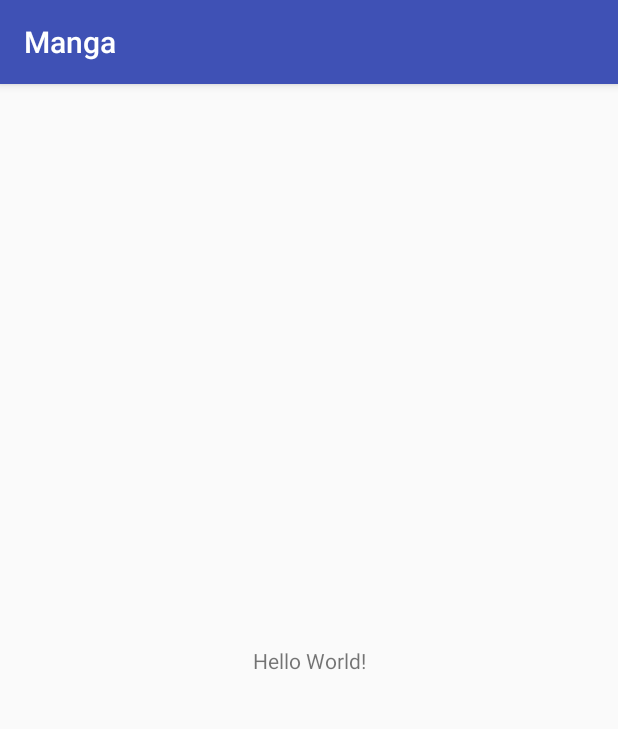
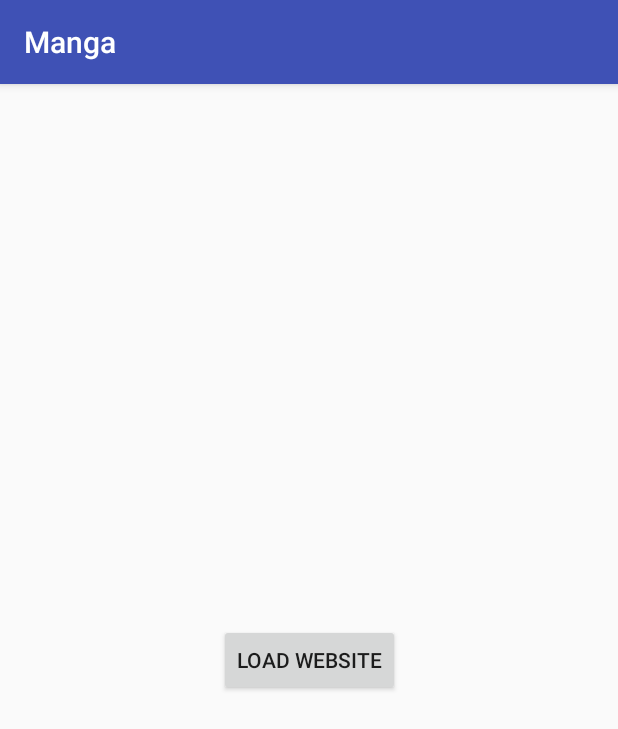
Before and after one commit to vinhphu458/Manga, an Android app: the screen it shows after launch (MainActivity), on a phone screen of 412 x 824 dp. Shown: the top 729 px of the screen. Run offline under Robolectric (Android 15) with nearby library versions, the phone set to English and light mode, and no system bars.

```diff
--- a/app/src/main/AndroidManifest.xml
+++ b/app/src/main/AndroidManifest.xml
@@ -1,7 +1,7 @@
 <?xml version="1.0" encoding="utf-8"?>
 <manifest xmlns:android="http://schemas.android.com/apk/res/android"
     package="dvp.manga">
-
+    <uses-permission android:name="android.permission.INTERNET"/>
     <application
         android:allowBackup="true"
         android:icon="@mipmap/ic_launcher"
--- a/app/src/main/java/dvp/manga/MainActivity.kt
+++ b/app/src/main/java/dvp/manga/MainActivity.kt
@@ -1,12 +1,22 @@
 package dvp.manga
 
+import android.os.Bundle
 import android.support.v7.app.AppCompatActivity
-import android.os.Bundle
+import android.util.Log
+import kotlinx.android.synthetic.main.activity_main.*
+import org.jsoup.nodes.Document
 
-class MainActivity : AppCompatActivity() {
+class MainActivity : AppCompatActivity(), OnLoadPageListener {
+
+    override fun onFinish(doc: Document) {
+        Log.d("TEST", doc.body().text())
+    }
 
     override fun onCreate(savedInstanceState: Bundle?) {
         super.onCreate(savedInstanceState)
         setContentView(R.layout.activity_main)
+        loadWebSite.setOnClickListener {
+            LoadSite("http://truyentranhpro.com", this).start()
+        }
     }
 }
--- /dev/null
+++ b/app/src/main/java/dvp/manga/OnLoadPageListener.kt
@@ -0,0 +1,10 @@
+package dvp.manga
+
+import org.jsoup.nodes.Document
+
+/**
+ * @author Zero on 1/18/2018.
+ */
+interface OnLoadPageListener {
+    fun onFinish(doc: Document)
+}
--- a/app/src/main/res/layout/activity_main.xml
+++ b/app/src/main/res/layout/activity_main.xml
@@ -6,10 +6,11 @@
     android:layout_height="match_parent"
     tools:context="dvp.manga.MainActivity">
 
-    <TextView
+    <Button
+        android:id="@+id/loadWebSite"
         android:layout_width="wrap_content"
         android:layout_height="wrap_content"
-        android:text="Hello World!"
+        android:text="Load Website"
         app:layout_constraintBottom_toBottomOf="parent"
         app:layout_constraintLeft_toLeftOf="parent"
         app:layout_constraintRight_toRightOf="parent"
```
Also changed, not shown: app/src/main/java/dvp/manga/Console.kt (deleted, +0 -12 lines), app/src/main/java/dvp/manga/LoadSite.kt (added, +22 -0 lines).
